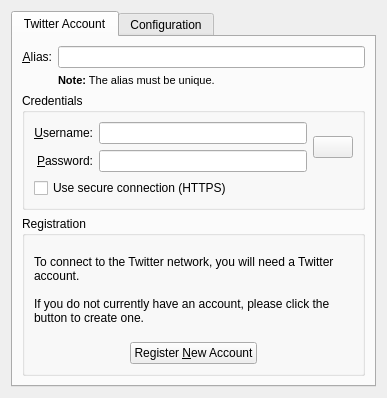
Before: the Qt Designer form microblogs/twitter/twittereditaccount_base.ui in KDE/choqok, drawn with Qt 5.
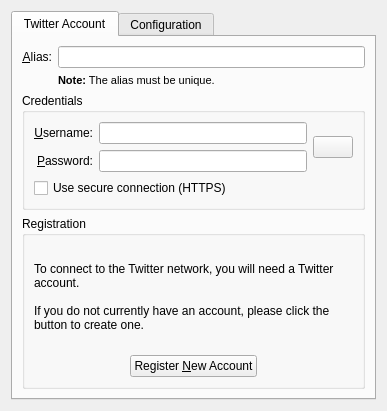
After: the same form once the commit is applied. Custom widgets are drawn as their Qt base class.

Patch:
```diff
--- a/microblogs/twitter/twittereditaccount_base.ui
+++ b/microblogs/twitter/twittereditaccount_base.ui
@@ -7,7 +7,7 @@
     <x>0</x>
     <y>0</y>
     <width>387</width>
-    <height>398</height>
+    <height>411</height>
    </rect>
   </property>
   <layout class="QVBoxLayout" name="verticalLayout">
```
Left out of the diff: 1 changed line with no effect on the pictures.
